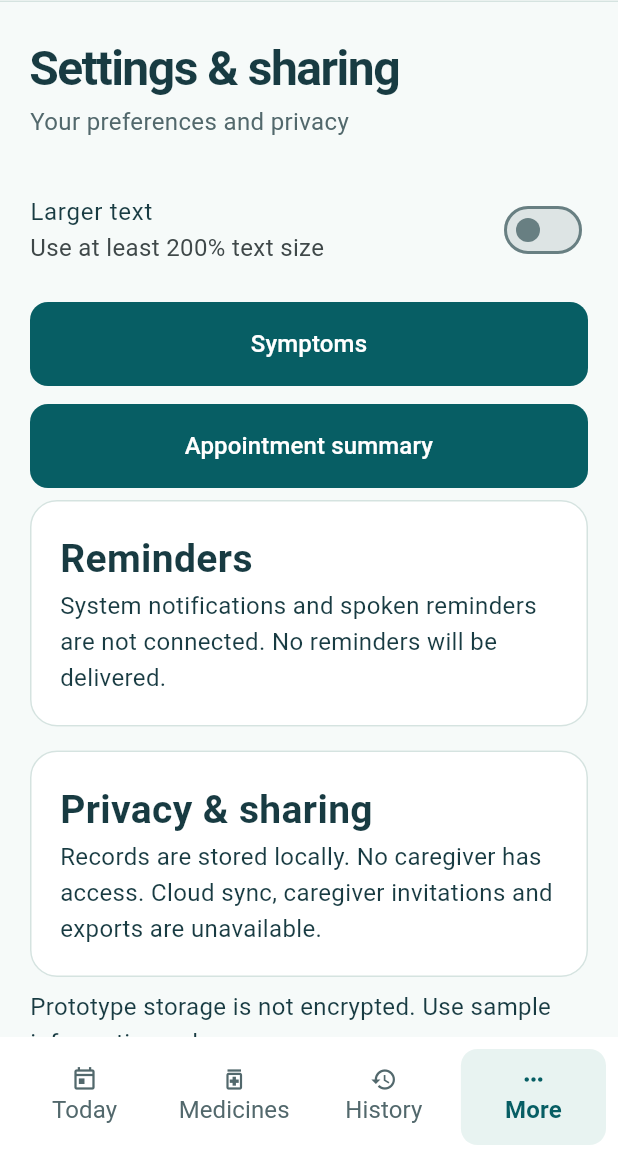
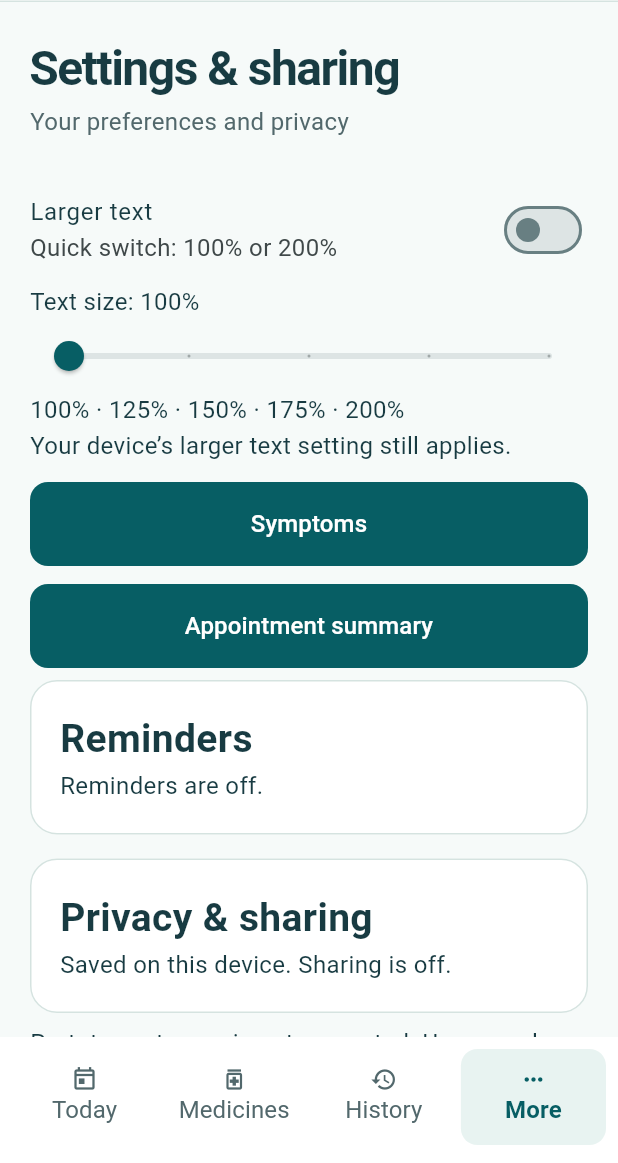
Before and after one commit to AIndian/MediTrack, a Flutter app: the screen it shows after launch, item 4 of the bottom bar chosen, on a phone screen of 412 x 824 dp, the part 73-1236 px from its top. Run offline on Flutter 3.47's test engine with Material 3 defaults, Android fonts, the phone set to English and light mode, and no system bars; our stand-ins replace shared_preferences.

Commit message:
Add adjustable text sizes, simplify notices and update team members

```diff
--- a/lib/app.dart
+++ b/lib/app.dart
@@ -59,7 +59,7 @@ class MediTrack extends StatelessWidget {
           textScaler: TextScaler.linear(
             MediaQuery.textScalerOf(context)
                 .scale(1)
-                .clamp(store.largeText ? 2.0 : 1.0, 10.0),
+                .clamp(store.textScale, 10.0),
           ),
         ),
         child: child!,
--- a/lib/screens/settings_screen.dart
+++ b/lib/screens/settings_screen.dart
@@ -13,23 +13,31 @@ class Settings extends StatelessWidget {
     SwitchListTile(
       contentPadding: EdgeInsets.zero,
       title: const Text('Larger text'),
-      subtitle: const Text('Use at least 200% text size'),
+      subtitle: const Text('Quick switch: 100% or 200%'),
       value: store.largeText,
       onChanged: store.setLargeText,
     ),
+    Text('Text size: ${(store.textScale * 100).round()}%'),
+    Semantics(
+      label: 'Text size',
+      child: Slider(
+        value: store.textScale,
+        min: 1.0,
+        max: 2.0,
+        divisions: 4,
+        label: '${(store.textScale * 100).round()}%',
+        semanticFormatterCallback: (value) => '${(value * 100).round()}%',
+        onChanged: store.setTextScale,
+      ),
+    ),
+    const Text('100% · 125% · 150% · 175% · 200%'),
+    const Text('Your device’s larger text setting still applies.'),
     action('Symptoms', () => open(context, Symptoms(store: store))),
     action('Appointment summary', () => open(context, Summary(store: store))),
-    panel([
-      heading('Reminders'),
-      const Text(
-        'System notifications and spoken reminders are not connected. No reminders will be delivered.',
-      ),
-    ]),
+    panel([heading('Reminders'), const Text('Reminders are off.')]),
     panel([
       heading('Privacy & sharing'),
-      const Text(
-        'Records are stored locally. No caregiver has access. Cloud sync, caregiver invitations and exports are unavailable.',
-      ),
+      const Text('Saved on this device. Sharing is off.'),
     ]),
     const Text(
       'Prototype storage is not encrypted. Use sample information only.',
--- a/lib/screens/today_screen.dart
+++ b/lib/screens/today_screen.dart
@@ -103,12 +103,7 @@ class Today extends StatelessWidget {
             ),
           ),
         ]),
-        panel([
-          const Text('On this device • No cloud connection'),
-          const Text(
-            'Notifications are unavailable in this build. Use your usual reminder system.',
-          ),
-        ]),
+        panel([const Text('No connection')]),
         action('Log symptom', () => open(context, Symptoms(store: store))),
         action(
           'Appointment summary',
--- a/lib/state/app_store.dart
+++ b/lib/state/app_store.dart
@@ -11,7 +11,9 @@ class AppStore extends ChangeNotifier {
   List<Medicine> medicines = [];
   Map<String, String> doses = {};
   List<Map<String, dynamic>> symptoms = [];
-  bool largeText = false;
+  double textScale = 1.0;
+  bool get largeText => textScale > 1.0;
+  static const textScales = [1.0, 1.25, 1.5, 1.75, 2.0];
   String? error;
   Future<void> pending = Future.value();
   AppStore(this.prefs, {DateTime Function()? clock})
@@ -25,11 +27,14 @@ class AppStore extends ChangeNotifier {
             .toList();
         doses = Map<String, String>.from(j['doses']);
         symptoms = List<Map<String, dynamic>>.from(j['symptoms']);
-        largeText = j['largeText'];
+        final savedScale =
+            j['textScale'] ?? (j['largeText'] == true ? 2.0 : 1.0);
+        if (savedScale is num && textScales.contains(savedScale.toDouble())) {
+          textScale = savedScale.toDouble();
+        }
       }
     } catch (_) {
-      error =
-          'Saved data could not be read. Please restart before making changes.';
+      error = 'Could not load data. Restart the app.';
     }
   }
   String get day => now().toIso8601String().substring(0, 10);
@@ -46,6 +51,7 @@ class AppStore extends ChangeNotifier {
       'doses': doses,
       'symptoms': symptoms,
       'largeText': largeText,
+      'textScale': textScale,
     });
     pending = pending.then((_) async {
       try {
@@ -53,7 +59,7 @@ class AppStore extends ChangeNotifier {
           throw StateError('write');
         }
       } catch (_) {
-        error = 'Could not save changes. Keep this app open and try again.';
+        error = 'Could not save. Keep the app open.';
         notifyListeners();
       }
     });
@@ -106,8 +112,17 @@ class AppStore extends ChangeNotifier {
     save();
   }
 
-  void setLargeText(bool value) {
-    largeText = value;
+  void setLargeText(bool value) => setTextScale(value ? 2.0 : 1.0);
+
+  void setTextScale(double value) {
+    if (!textScales.contains(value)) {
+      throw ArgumentError.value(
+        value,
+        'textScale',
+        'Choose 100% to 200% in 25% steps',
+      );
+    }
+    textScale = value;
     save();
   }
 
```
Also changed, not shown: 4 other files.
